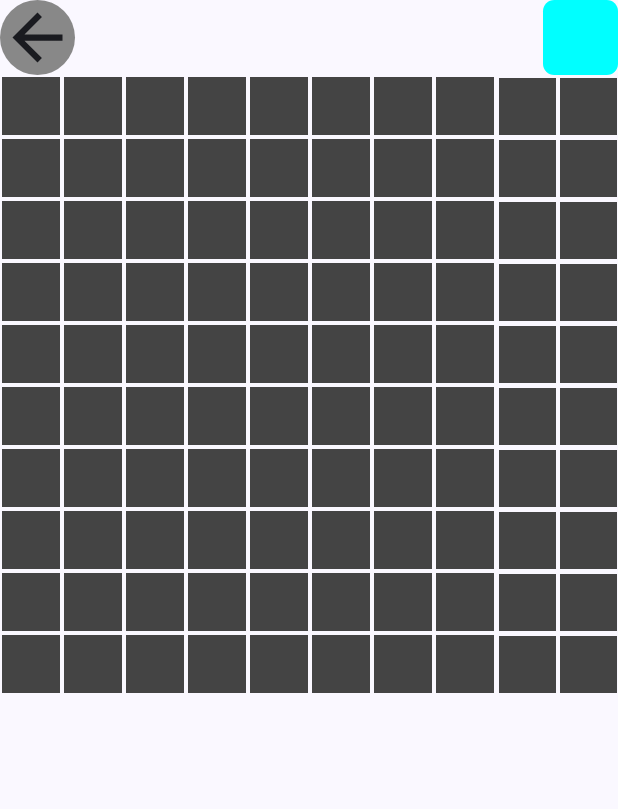
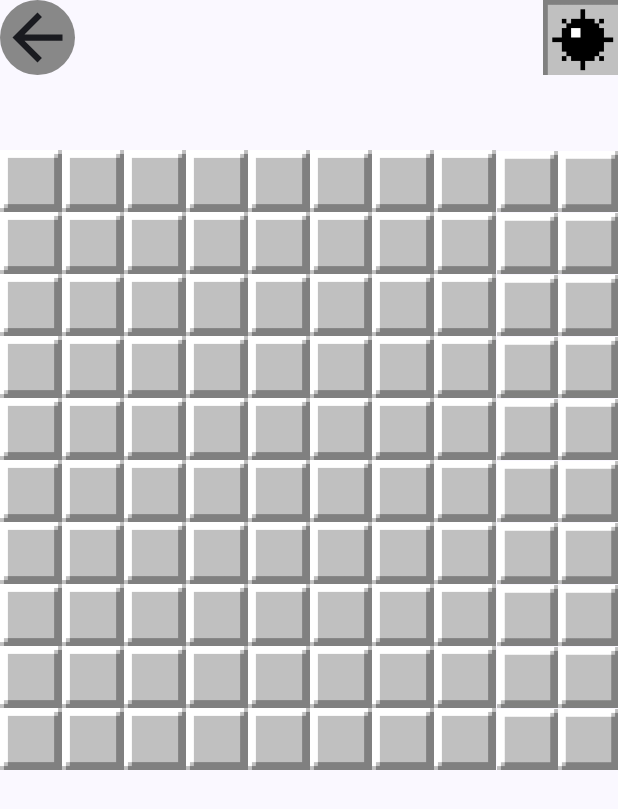
Before and after one commit to alexiuwu69/Mine-Sweeper, an Android app built with Jetpack Compose: the Game screen opened through its navigation route, on a phone screen of 412 x 824 dp. Shown: the top 809 px of the screen. Run offline under Robolectric (Android 15) with nearby library versions, the phone set to English and light mode, and no system bars.

Commit message:
added images

```diff
--- a/app/src/main/java/com/example/minesweeper/ui/screens/game/Game.kt
+++ b/app/src/main/java/com/example/minesweeper/ui/screens/game/Game.kt
@@ -1,11 +1,14 @@
 package com.example.minesweeper.ui.screens.game
 
+import androidx.compose.foundation.Image
 import androidx.compose.foundation.layout.Arrangement
 import androidx.compose.foundation.layout.Column
 import androidx.compose.foundation.layout.PaddingValues
 import androidx.compose.foundation.layout.Row
+import androidx.compose.foundation.layout.Spacer
 import androidx.compose.foundation.layout.fillMaxSize
 import androidx.compose.foundation.layout.fillMaxWidth
+import androidx.compose.foundation.layout.height
 import androidx.compose.foundation.layout.padding
 import androidx.compose.foundation.layout.size
 import androidx.compose.foundation.shape.RoundedCornerShape
@@ -20,24 +23,27 @@ import androidx.compose.runtime.saveable.rememberSaveable
 import androidx.compose.runtime.setValue
 import androidx.compose.ui.Modifier
 import androidx.compose.ui.graphics.Color
+import androidx.compose.ui.res.painterResource
 import androidx.compose.ui.unit.dp
 import androidx.lifecycle.ViewModel
 import androidx.lifecycle.ViewModelProvider
 import androidx.lifecycle.viewmodel.compose.viewModel
 import androidx.navigation.NavHostController
+import com.example.minesweeper.R
 import com.example.minesweeper.ui.components.GenerateMineField
 import com.example.minesweeper.ui.screens.Screens
 
 @Composable
 fun Game(innerPadding: PaddingValues, navController: NavHostController) {
     var selector by rememberSaveable { mutableStateOf(Selectors.MINE) }
+
     val gameViewModel = viewModel<GameViewModel>(
         factory = object : ViewModelProvider.Factory {
             override fun <T : ViewModel> create(modelClass: Class<T>): T {
                 return GameViewModel(Pos(10, 10),10) as T
             }
         }
-    ) // I stole this code from this guy: https://www.youtube.com/watch?v=9sqvBydNJSg
+    ) // I stole that part of the code from this guy: https://www.youtube.com/watch?v=9sqvBydNJSg
 
     Column(
         modifier = Modifier
@@ -48,6 +54,7 @@ fun Game(innerPadding: PaddingValues, navController: NavHostController) {
             horizontalArrangement = Arrangement.SpaceBetween,
             modifier = Modifier.fillMaxWidth()
         ) {
+            // Go back arrow
             Surface(
                 shape = RoundedCornerShape(100),
                 color = Color.Gray,
@@ -58,13 +65,20 @@ fun Game(innerPadding: PaddingValues, navController: NavHostController) {
                     modifier = Modifier.size(50.dp))
             }
 
-            Surface(shape = RoundedCornerShape(15),
-                color = if (selector == Selectors.MINE) Color.Cyan else Color.Red,
+            // Selector
+            Surface(
                 modifier = Modifier.size(50.dp),
-                onClick = { selector = if (selector != Selectors.FLAG) Selectors.FLAG else Selectors.MINE })
-            {}
+                onClick = { selector = if (selector != Selectors.FLAG) Selectors.FLAG else Selectors.MINE }
+            ) {
+                Image(
+                    painter = painterResource(
+                    id = if (selector == Selectors.FLAG) R.drawable.flag else R.drawable.mine),
+                    contentDescription = "Selector",
+                    modifier = Modifier.fillMaxSize()
+                )
+            }
         }
-
+        Spacer(modifier = Modifier.height(50.dp))
         GenerateMineField(gameViewModel, selector)
     }
 }
```
Also changed, not shown: app/src/main/java/com/example/minesweeper/ui/components/MineFieldCell.kt (+42 -7 lines), app/src/main/res/drawable/flag.png (added), app/src/main/res/drawable/mine.png (added), app/src/main/res/drawable/mine_boom.png (added), app/src/main/res/drawable/no_mine.png (added), app/src/main/res/drawable/tile.png (added), app/src/main/res/drawable/tile_0.png (added), app/src/main/res/drawable/tile_1.png (added), app/src/main/res/drawable/tile_2.png (added), app/src/main/res/drawable/tile_3.png (added), app/src/main/res/drawable/tile_4.png (added), app/src/main/res/drawable/tile_5.png (added), app/src/main/res/drawable/tile_6.png (added), app/src/main/res/drawable/tile_7.png (added), 1 more files.
